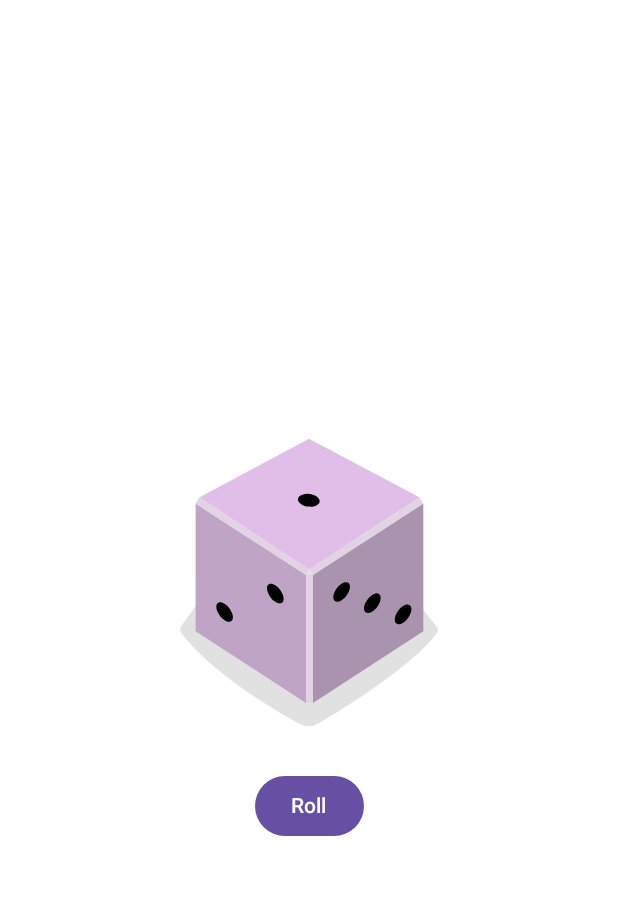
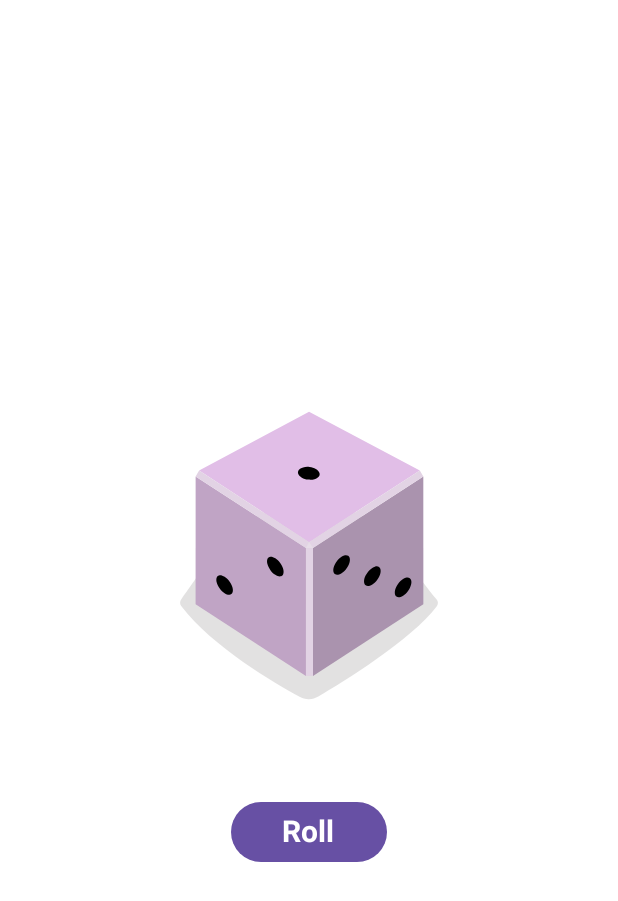
Before and after one commit to emanueldias01/DiceRoller, an Android app built with Jetpack Compose: the @Preview function AllScreenPreview, on a phone screen of 412 x 824 dp. Shown: the top 901 px of the screen. Run offline under Robolectric (Android 15) with nearby library versions, the phone set to English and light mode, and no system bars.

Commit message:
melhora posicao de elementos

```diff
--- a/app/src/main/java/com/example/diceroller/MainActivity.kt
+++ b/app/src/main/java/com/example/diceroller/MainActivity.kt
@@ -7,7 +7,9 @@ import androidx.activity.enableEdgeToEdge
 import androidx.compose.foundation.Image
 import androidx.compose.foundation.layout.Arrangement
 import androidx.compose.foundation.layout.Column
+import androidx.compose.foundation.layout.Spacer
 import androidx.compose.foundation.layout.fillMaxSize
+import androidx.compose.foundation.layout.height
 import androidx.compose.foundation.layout.padding
 import androidx.compose.material3.Button
 import androidx.compose.material3.Scaffold
@@ -17,7 +19,11 @@ import androidx.compose.ui.Alignment
 import androidx.compose.ui.Modifier
 import androidx.compose.ui.res.painterResource
 import androidx.compose.ui.res.stringResource
+import androidx.compose.ui.text.font.FontFamily
+import androidx.compose.ui.text.font.FontWeight
 import androidx.compose.ui.tooling.preview.Preview
+import androidx.compose.ui.unit.dp
+import androidx.compose.ui.unit.sp
 import com.example.diceroller.ui.theme.DiceRollerTheme
 
 class MainActivity : ComponentActivity() {
@@ -44,8 +50,15 @@ fun AllScreen(modifier: Modifier = Modifier){
         ) {
         Image(painter = painterResource(id = R.drawable.dice_1), contentDescription = value.toString())
 
+        Spacer(modifier = Modifier.height(35.dp))
+
         Button(onClick = { /*TODO*/ }) {
-            Text(text = stringResource(id = R.string.roll))
+            Text(
+                text = stringResource(id = R.string.roll),
+                fontSize = 20.sp,
+                fontWeight = FontWeight.Bold,
+                modifier = Modifier.padding(end = 10.dp, start = 10.dp)
+                )
         }
     }
 }
```
